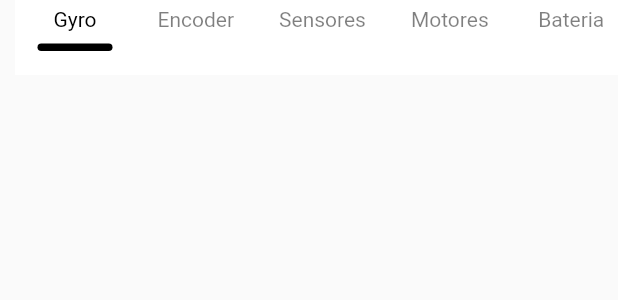
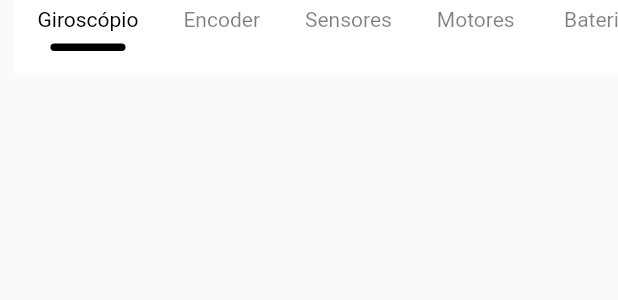
Before and after one commit to ricardodalarme/Follow-App, a Flutter app: the MeasureList widget shown alone on an empty page, opened directly, on a phone screen of 412 x 824 dp. Shown: the top 300 px of the screen. Run offline on Flutter 3.47's test engine with Material 2 defaults, Android fonts, the phone set to English and light mode, and no system bars; our stand-ins replace font_awesome_flutter; missing offline and left inert: graphic.

Commit message:
Renomeado gyro para gyroscope

```diff
--- a/lib/graphics/gyro.dart
+++ b/lib/graphics/gyroscope.dart
@@ -1,7 +1,7 @@
 import 'package:flutter/material.dart';
 import 'package:graphic/graphic.dart' as graphic;
 
-class GyroGraphic extends StatelessWidget {
+class GyroscopeGraphic extends StatelessWidget {
   final lineData = [
     {"Date": "04.01.2016", "Close": 126.12},
     {"Date": "05.01.2016", "Close": 125.688},
--- a/lib/screens/telemetry.dart
+++ b/lib/screens/telemetry.dart
@@ -1,6 +1,6 @@
 import 'package:flutter/material.dart';
 import 'package:follow_app/graphics/battery.dart';
-import 'package:follow_app/graphics/gyro.dart';
+import 'package:follow_app/graphics/gyroscope.dart';
 import 'package:follow_app/widgets/measures_list.dart';
 
 class TelemetryScreen extends StatefulWidget {
@@ -50,7 +50,7 @@ class _TelemetryScreenState extends State<TelemetryScreen> {
       case 0:
         return BatteryGraphic();
       case 1:
-        return GyroGraphic();
+        return GyroscopeGraphic();
     }
   }
 }
--- a/lib/widgets/measures_list.dart
+++ b/lib/widgets/measures_list.dart
@@ -8,7 +8,7 @@ class MeasureList extends StatefulWidget {
 
 class _MeasureListState extends State<MeasureList> {
   List<String> province = [
-    "Gyro",
+    "Giroscópio",
     "Encoder",
     "Sensores",
     "Motores",
```
